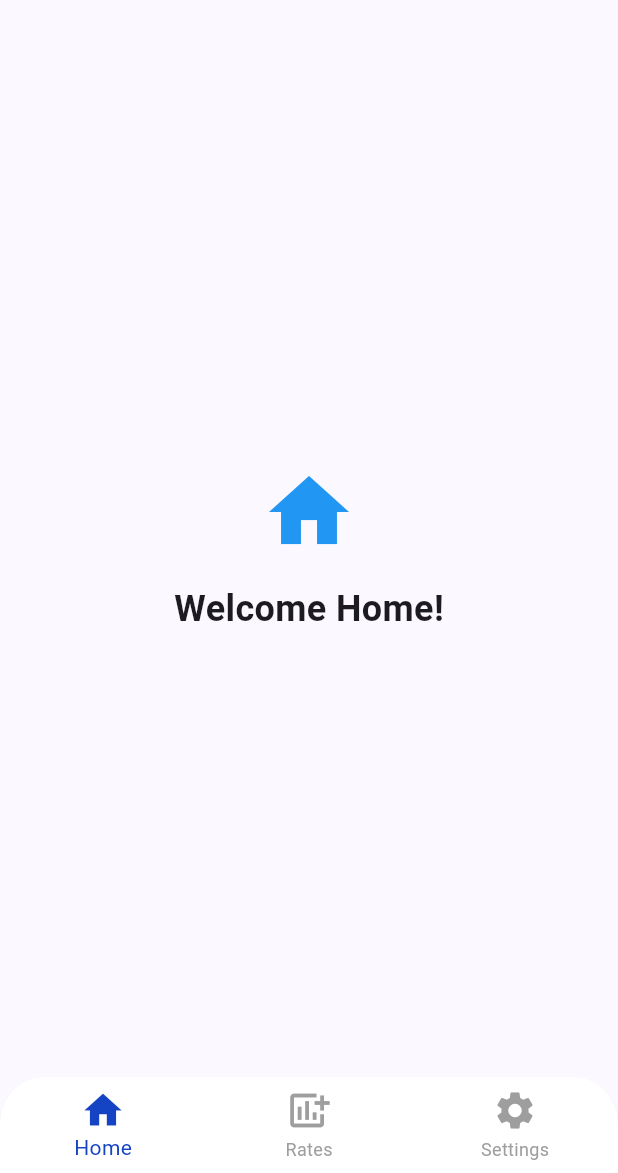
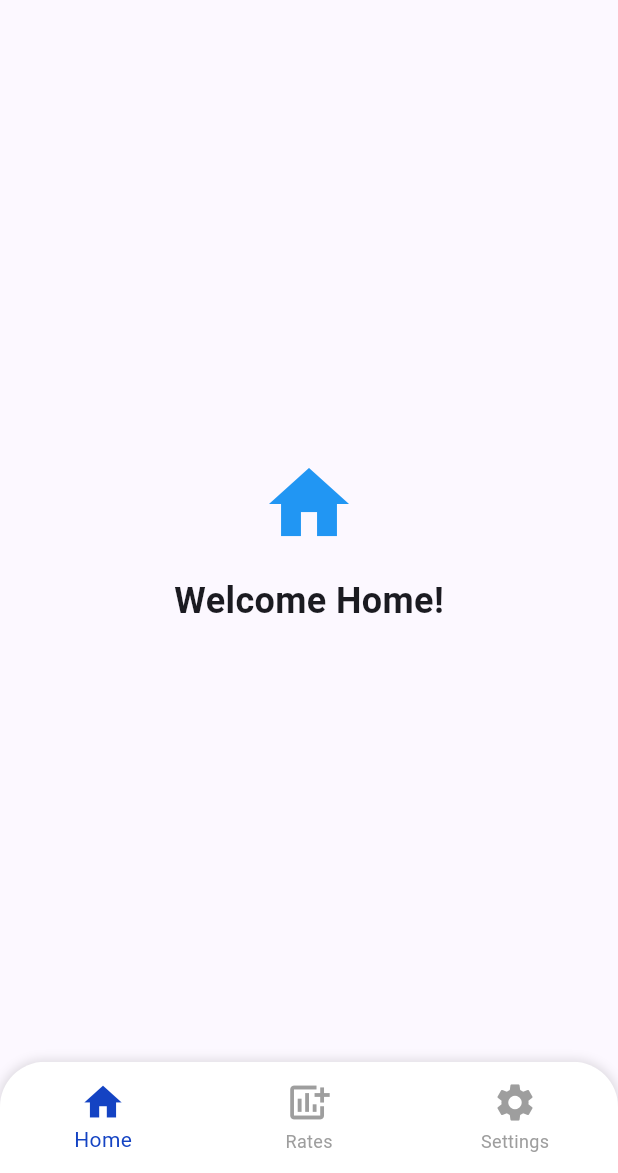
Before and after one commit to Gsent10/froggy_mobile, a Flutter app: the DashboardPage screen opened directly, on a phone screen of 412 x 824 dp, the part 63-1236 px from its top. Run offline on Flutter 3.47's test engine with Material 3 defaults, Android fonts, the phone set to English and light mode, and no system bars; our stand-ins replace bloc, dio, flutter_bloc, fluttertoast, google_fonts, pinput and 1 more; accounts and stored records are empty.

Commit message:
Update dashboard_page.dart

```diff
--- a/lib/features/dashboard/presentation/pages/dashboard_page.dart
+++ b/lib/features/dashboard/presentation/pages/dashboard_page.dart
@@ -2,28 +2,20 @@ import 'package:flutter/material.dart';
 import 'package:flutter_bloc/flutter_bloc.dart';
 import 'package:froggy_mobile/core/utils/utils.dart';
 import 'package:froggy_mobile/features/auth/bloc/auth_bloc.dart';
+import 'package:froggy_mobile/features/dashboard/bloc/dashboard_bloc.dart';
 import 'package:froggy_mobile/features/dashboard/presentation/widgets/home_page.dart';
 import 'package:froggy_mobile/features/dashboard/presentation/widgets/rates_page.dart';
 import 'package:froggy_mobile/features/dashboard/presentation/widgets/settings_page.dart';
 
-class DashboardPage extends StatefulWidget {
+class DashboardPage extends StatelessWidget {
   const DashboardPage({super.key});
 
-  @override
-  State<DashboardPage> createState() => _DashboardPageState();
-}
-
-class _DashboardPageState extends State<DashboardPage> {
-  int _currentIndex = 0;
-
-  final List<Widget> _pages = [
-    const HomePage(),
-    const RatesPage(),
-    const SettingsPage(),
-  ];
+  final List<Widget> _pages = const [HomePage(), RatesPage(), SettingsPage()];
 
   @override
   Widget build(BuildContext context) {
+    return BlocBuilder<DashboardBloc, DashboardState>(
+      builder: (context, state) {
         return Scaffold(
           appBar: AppBar(
             title: const Text('Dashboard'),
@@ -39,20 +31,38 @@ class _DashboardPageState extends State<DashboardPage> {
               ),
             ],
           ),
-      body: _pages[_currentIndex],
-      bottomNavigationBar: ClipRRect(
-        borderRadius: const BorderRadius.vertical(top: Radius.circular(30)),
+          body: _pages[state.currentIndex],
+          bottomNavigationBar: Container(
+            height: context.screenHeight * 0.09,
+            decoration: const BoxDecoration(
+              borderRadius: BorderRadius.vertical(top: Radius.circular(30)),
+              boxShadow: [
+                BoxShadow(
+                  color: Colors.black12,
+                  blurRadius: 5,
+                  spreadRadius: 1,
+                ),
+              ],
+            ),
+            child: ClipRRect(
+              borderRadius: const BorderRadius.vertical(
+                top: Radius.circular(30),
+              ),
+              child: Theme(
+                data: Theme.of(context).copyWith(
+                  splashColor: Colors.transparent,
+                  highlightColor: Colors.transparent,
+                ),
                 child: BottomNavigationBar(
-          currentIndex: _currentIndex,
+                  currentIndex: state.currentIndex,
                   onTap: (index) {
-            setState(() {
-              _currentIndex = index;
-            });
+                    context.read<DashboardBloc>().add(TabChanged(index));
                   },
                   backgroundColor: kWhiteColor,
                   selectedItemColor: kPrimaryColor,
                   unselectedItemColor: Colors.grey,
-          elevation: 5,
+                  type: BottomNavigationBarType.fixed,
+                  elevation: 0,
                   items: const [
                     BottomNavigationBarItem(
                       icon: Icon(Icons.home, size: 30),
@@ -69,6 +79,10 @@ class _DashboardPageState extends State<DashboardPage> {
                   ],
                 ),
               ),
+            ),
+          ),
+        );
+      },
     );
   }
 }
```
Lines whose indentation alone changed are shown as unchanged.
